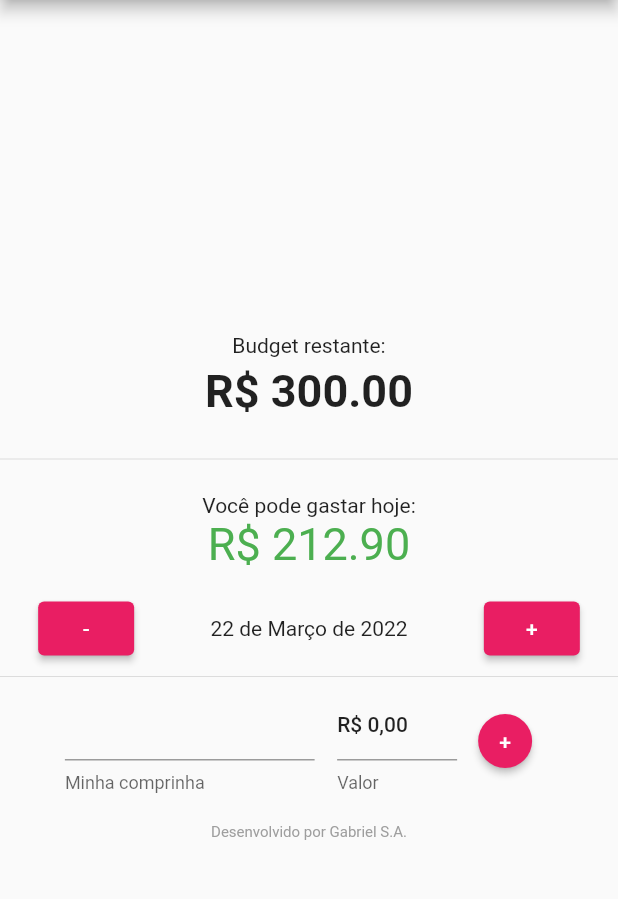
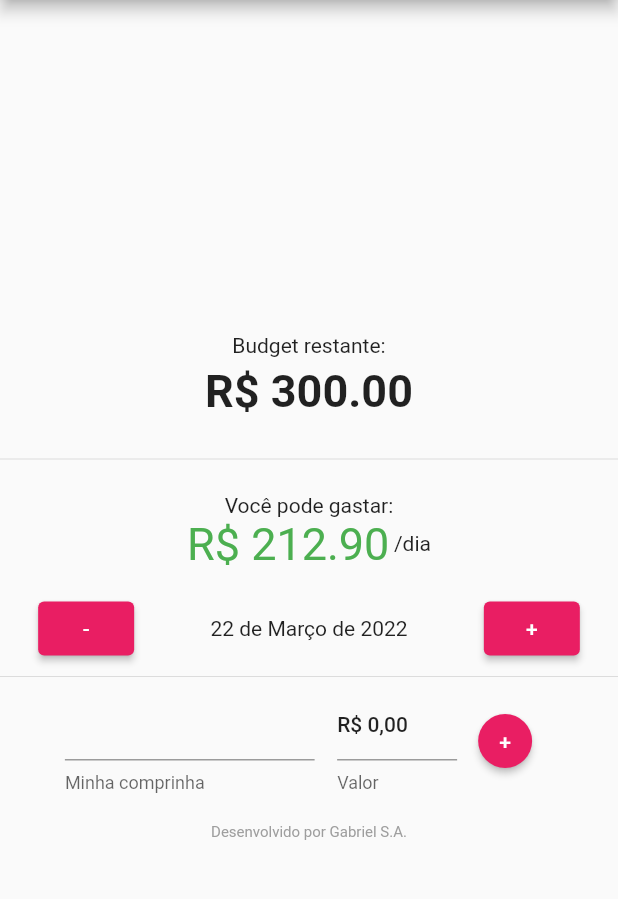
Before and after one commit to gabrielpc4/caderninho_money, a Flutter app: the screen it shows after launch, on a phone screen of 412 x 824 dp, the part 84-983 px from its top. Run offline on Flutter 3.47's test engine with Material 2 defaults, Android fonts, the phone set to English and light mode, and no system bars; our stand-ins replace flutter_colorpicker, flutter_masked_text, shared_preferences; missing offline and left inert: shared_preferences_web.

Commit message:
Change the text of how much to spend and add a '/day' text

```diff
--- a/lib/main.dart
+++ b/lib/main.dart
@@ -278,8 +278,11 @@ class _MyHomePageState extends State<MyHomePage> {
                       Text(
                         fakeDateOffset != 0
                             ? 'Você poderá gastar:'
-                            : 'Você pode gastar hoje:',
+                            : 'Você pode gastar:',
                       ),
+                      Row(
+                        mainAxisAlignment: MainAxisAlignment.center,
+                        children: <Widget>[
                           Text(
                             'R\$ ' '${available.toStringAsFixed(2)}',
                             style: TextStyle(
@@ -289,6 +292,10 @@ class _MyHomePageState extends State<MyHomePage> {
                                         : Colors.green)
                                     : Colors.red,
                                 fontSize: 30),
+                          ),
+                          const SizedBox(width: 3),
+                          const Text("/dia"),
+                        ],
                       ),
                     ],
                   ),
@@ -349,6 +356,7 @@ class _MyHomePageState extends State<MyHomePage> {
                           available =
                               prefs?.getDouble('available') ?? available;
                           fakeDate = DateTime.now();
+                          fakeDateOffset = 0;
                           comprinhas.add(Comprinha(formatDate(DateTime.now()),
                               novaComprinha.nome, novaComprinha.valor));
                           available -= novaComprinha.valor;
@@ -362,7 +370,6 @@ class _MyHomePageState extends State<MyHomePage> {
                               MoneyMaskedTextController(leftSymbol: 'R\$ ');
                           nomeComprinhaTextEditingController.clear();
                           novaComprinha = Comprinha("", "", 0.0);
-                          fakeDateOffset = 0;
                         });
                       },
                       child: const Text('+'),
```
Also changed, not shown: 1 other file. Lines whose indentation alone changed are shown as unchanged.
